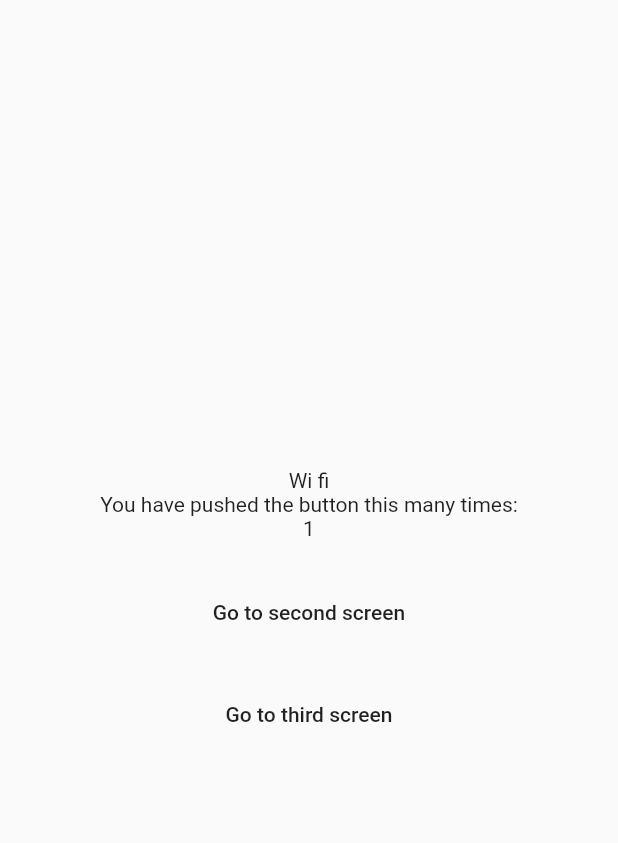
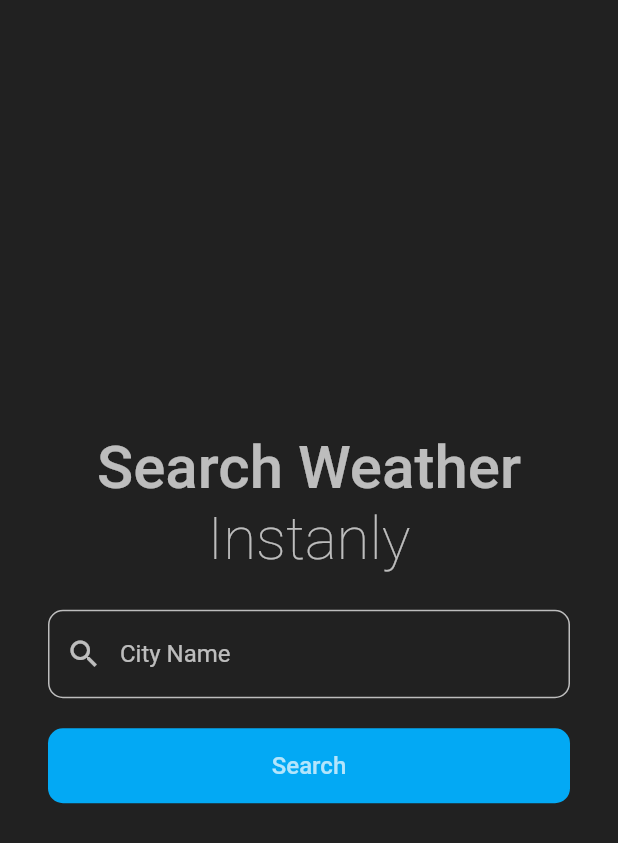
Before and after one commit to harshagr64/bloc, a Flutter app: the screen it shows after launch, on a phone screen of 412 x 824 dp. Shown: the top 843 px of the screen. Run offline on Flutter 3.47's test engine with Material 2 defaults, Android fonts, the phone set to English and light mode, and no system bars; our stand-ins replace bloc, connectivity_plus, equatable, flutter_bloc.

Commit message:
weather application added along with bloc pattern

```diff
--- a/bloc/lib/main.dart
+++ b/bloc/lib/main.dart
@@ -1,48 +1,207 @@
-import 'package:bloc_tut/logic/cubit/counter_cubit.dart';
-import 'package:bloc_tut/logic/cubit/internet_cubit.dart';
-import 'package:bloc_tut/news_page.dart';
-import 'package:connectivity_plus/connectivity_plus.dart';
+import 'package:bloc_tut/weather_app/blocs/bloc/weather_bloc.dart';
+import 'package:bloc_tut/weather_app/models/data_model.dart';
+import 'package:bloc_tut/weather_app/repository/weather_repo.dart';
 import 'package:flutter/material.dart';
-import 'package:bloc_tut/bloc.dart';
-import 'package:bloc/bloc.dart';
-import 'package:bloc_tut/presentaion/router/app_router.dart';
 import 'package:flutter_bloc/flutter_bloc.dart';
 
-void main() {
-  runApp(MyApp(
-    appRouter: AppRouter(),
-    connectivity: Connectivity(),
-  ));
-}
+void main() => runApp(MyApp());
 
 class MyApp extends StatelessWidget {
-  final AppRouter appRouter;
-  final Connectivity connectivity;
-
-  const MyApp({
-    Key key,
-    @required this.appRouter,
-    @required this.connectivity,
-  }) : super(key: key);
+  // This widget is the root of your application.
 
   @override
   Widget build(BuildContext context) {
-    return MultiBlocProvider(
-      providers: [
-        BlocProvider<InternetCubit>(
-          create: (context) => InternetCubit(connectivity: connectivity),
-        ),
-        BlocProvider<CounterCubit>(
-          create: (context) => CounterCubit(),
+    return BlocProvider(
+        create: (context) => WeatherBloc(WeatherRepo()),
+        child: MaterialApp(
+          title: 'Flutter Demo',
+          theme: ThemeData(
+            primarySwatch: Colors.blue,
+          ),
+          home: Scaffold(
+            resizeToAvoidBottomInset: false,
+            backgroundColor: Colors.grey[900],
+            body: SearchPage(),
+          ),
+        ));
+  }
+}
+
+class SearchPage extends StatelessWidget {
+  @override
+  Widget build(BuildContext context) {
+    final weatherBloc = BlocProvider.of<WeatherBloc>(context);
+    var cityController = TextEditingController();
+
+    return Column(
+      mainAxisAlignment: MainAxisAlignment.center,
+      crossAxisAlignment: CrossAxisAlignment.start,
+      children: <Widget>[
+        BlocBuilder<WeatherBloc, WeatherState>(
+          builder: (context, state) {
+            if (state is WeatherInitial)
+              return Container(
+                padding: EdgeInsets.only(
+                  left: 32,
+                  right: 32,
+                ),
+                child: Column(
+                  children: <Widget>[
+                    Text(
+                      "Search Weather",
+                      style: TextStyle(
+                          fontSize: 40,
+                          fontWeight: FontWeight.w500,
+                          color: Colors.white70),
+                    ),
+                    Text(
+                      "Instanly",
+                      style: TextStyle(
+                          fontSize: 40,
+                          fontWeight: FontWeight.w200,
+                          color: Colors.white70),
+                    ),
+                    SizedBox(
+                      height: 24,
+                    ),
+                    TextFormField(
+                      controller: cityController,
+                      decoration: InputDecoration(
+                        prefixIcon: Icon(
+                          Icons.search,
+                          color: Colors.white70,
+                        ),
+                        enabledBorder: OutlineInputBorder(
+                            borderRadius: BorderRadius.all(Radius.circular(10)),
+                            borderSide: BorderSide(
+                                color: Colors.white70,
+                                style: BorderStyle.solid)),
+                        focusedBorder: OutlineInputBorder(
+                            borderRadius: BorderRadius.all(Radius.circular(10)),
+                            borderSide: BorderSide(
+                                color: Colors.blue, style: BorderStyle.solid)),
+                        hintText: "City Name",
+                        hintStyle: TextStyle(color: Colors.white70),
+                      ),
+                      style: TextStyle(color: Colors.white70),
+                    ),
+                    SizedBox(
+                      height: 20,
+                    ),
+                    Container(
+                      width: double.infinity,
+                      height: 50,
+                      child: FlatButton(
+                        shape: new RoundedRectangleBorder(
+                            borderRadius:
+                                BorderRadius.all(Radius.circular(10))),
+                        onPressed: () {
+                          weatherBloc.add(FetchWeather(cityController.text));
+                        },
+                        color: Colors.lightBlue,
+                        child: Text(
+                          "Search",
+                          style: TextStyle(color: Colors.white70, fontSize: 16),
+                        ),
+                      ),
+                    )
+                  ],
+                ),
+              );
+            else if (state is WeatherLoading) {
+              return Center(
+                child: CircularProgressIndicator(),
+              );
+            } else if (state is WeatherLoaded) {
+              return ShowWeather(
+                fetchedData: state.dataModel,
+                city: '${cityController.text}',
+              );
+            }
+            return Text('Error');
+          },
         ),
       ],
-      child: MaterialApp(
-        title: 'Flutter Demo',
-        theme: ThemeData(
-          primarySwatch: Colors.blue,
-        ),
-        onGenerateRoute: appRouter.onGenerate,
-      ),
     );
   }
 }
+
+class ShowWeather extends StatelessWidget {
+  final DataModel fetchedData;
+  final city;
+
+  const ShowWeather({Key key, this.fetchedData, this.city}) : super(key: key);
+  @override
+  Widget build(BuildContext context) {
+    return Container(
+        padding: EdgeInsets.only(right: 32, left: 32, top: 10),
+        child: Column(
+          children: <Widget>[
+            Text(
+              "$city",
+              style: TextStyle(
+                  color: Colors.white70,
+                  fontSize: 30,
+                  fontWeight: FontWeight.bold),
+            ),
+            SizedBox(
+              height: 10,
+            ),
+            Text(
+              "${fetchedData.humidity}",
+              style: TextStyle(color: Colors.white70, fontSize: 50),
+            ),
+            Text(
+              "Temprature",
+              style: TextStyle(color: Colors.white70, fontSize: 14),
+            ),
+            Row(
+              mainAxisAlignment: MainAxisAlignment.spaceBetween,
+              children: <Widget>[
+                Column(
+                  children: <Widget>[
+                    Text(
+                      "weather",
+                      style: TextStyle(color: Colors.white70, fontSize: 30),
+                    ),
+                    Text(
+                      "Min Temprature",
+                      style: TextStyle(color: Colors.white70, fontSize: 14),
+                    ),
+                  ],
+                ),
+                Column(
+                  children: <Widget>[
+                    Text(
+                      "weather",
+                      style: TextStyle(color: Colors.white70, fontSize: 30),
+                    ),
+                    Text(
+                      "Max Temprature",
+                      style: TextStyle(color: Colors.white70, fontSize: 14),
+                    ),
+                  ],
+                ),
+              ],
+            ),
+            SizedBox(
+              height: 20,
+            ),
+            Container(
+              width: double.infinity,
+              height: 50,
+              child: FlatButton(
+                shape: new RoundedRectangleBorder(
+                    borderRadius: BorderRadius.all(Radius.circular(10))),
+                onPressed: () {},
+                color: Colors.lightBlue,
+                child: Text(
+                  "Search",
+                  style: TextStyle(color: Colors.white70, fontSize: 16),
+                ),
+              ),
+            )
+          ],
+        ));
+  }
+}
--- /dev/null
+++ b/bloc/lib/weather_app/blocs/bloc/weather_bloc.dart
@@ -0,0 +1,37 @@
+import 'dart:async';
+
+import 'package:bloc/bloc.dart';
+import 'package:bloc_tut/weather_app/models/data_model.dart';
+import 'package:bloc_tut/weather_app/models/data_model.dart';
+import 'package:bloc_tut/weather_app/models/data_model.dart';
+import 'package:equatable/equatable.dart';
+import 'package:flutter/rendering.dart';
+import '../../repository/weather_repo.dart';
+
+part 'weather_event.dart';
+part 'weather_state.dart';
+
+class WeatherBloc extends Bloc<WeatherEvent, WeatherState> {
+  // we need to pass the repository to which this bloc is linked
+  WeatherRepo weatherRepo;
+  WeatherBloc(this.weatherRepo) : super(WeatherInitial());
+
+  @override
+  Stream<WeatherState> mapEventToState(
+    WeatherEvent event,
+  ) async* {
+    if (event is FetchWeather) {
+      yield WeatherLoading();
+      try {
+        DataModel data = await weatherRepo.getWeather(event._city);
+        print('data: ${data.lastUpdated.toString()}');
+        yield WeatherLoaded(data);
+      } catch (error) {
+        print('$error');
+        yield WeatherNotLoaded();
+      }
+    } else if (event is ResetWeather) {
+      yield WeatherInitial();
+    }
+  }
+}
--- /dev/null
+++ b/bloc/lib/weather_app/blocs/bloc/weather_event.dart
@@ -0,0 +1,20 @@
+part of 'weather_bloc.dart';
+
+abstract class WeatherEvent extends Equatable {
+  const WeatherEvent();
+
+  @override
+  List<Object> get props => [];
+}
+
+class FetchWeather extends WeatherEvent {
+  final String _city;
+  FetchWeather(this._city);
+  @override
+  List<Object> get props => [_city];
+}
+
+class ResetWeather extends WeatherEvent {
+  @override
+  List<Object> get props => [];
+}
--- /dev/null
+++ b/bloc/lib/weather_app/blocs/bloc/weather_state.dart
@@ -0,0 +1,25 @@
+part of 'weather_bloc.dart';
+
+abstract class WeatherState extends Equatable {
+  const WeatherState();
+
+  @override
+  List<Object> get props => [];
+}
+
+class WeatherInitial extends WeatherState {}
+
+class WeatherLoading extends WeatherState {}
+
+class WeatherLoaded extends WeatherState {
+  final DataModel _dataModel;
+
+  DataModel get dataModel => _dataModel;
+
+  WeatherLoaded(this._dataModel);
+
+  @override
+  List<Object> get props => [_dataModel];
+}
+
+class WeatherNotLoaded extends WeatherState {}
--- /dev/null
+++ b/bloc/lib/weather_app/models/data_model.dart
@@ -0,0 +1,95 @@
+// To parse this JSON data, do
+//
+//     final dataModel = dataModelFromJson(jsonString);
+
+import 'dart:convert';
+
+String dataModelToJson(DataModel data) => json.encode(data.toJson());
+
+class DataModel {
+    DataModel({
+        this.lastUpdated,
+        this.tempC,
+        this.tempF,
+        this.isDay,
+        this.condition,
+        this.windDegree,
+        this.humidity,
+        this.cloud,
+        this.feelslikeC,
+        this.feelslikeF,
+        this.visKm,
+        this.visMiles,
+        this.uv,
+    });
+
+    String lastUpdated;
+    double tempC;
+    double tempF;
+    int isDay;
+    Condition condition;
+    final windDegree;
+    final humidity;
+    final cloud;
+    final feelslikeC;
+    final feelslikeF;
+    final visKm;
+    final visMiles;
+    final uv;
+
+    factory DataModel.fromJson(Map<String, dynamic> json) => DataModel(
+        lastUpdated: json["last_updated"],
+        tempC: json["temp_c"].toDouble(),
+        tempF: json["temp_f"].toDouble(),
+        isDay: json["is_day"],
+        condition: Condition.fromJson(json["condition"]),
+        windDegree: json["wind_degree"],
+        humidity: json["humidity"],
+        cloud: json["cloud"],
+        feelslikeC: json["feelslike_c"],
+        feelslikeF: json["feelslike_f"],
+        visKm: json["vis_km"],
+        visMiles: json["vis_miles"],
+        uv: json["uv"],
+    );
+
+    Map<String, dynamic> toJson() => {
+        "last_updated": lastUpdated,
+        "temp_c": tempC,
+        "temp_f": tempF,
+        "is_day": isDay,
+        "condition": condition.toJson(),
+        "wind_degree": windDegree,
+        "humidity": humidity,
+        "cloud": cloud,
+        "feelslike_c": feelslikeC,
+        "feelslike_f": feelslikeF,
+        "vis_km": visKm,
+        "vis_miles": visMiles,
+        "uv": uv,
+    };
+}
+
+class Condition {
+    Condition({
+        this.text,
+        this.icon,
+        this.code,
+    });
+
+    String text;
+    String icon;
+    int code;
+
+    factory Condition.fromJson(Map<String, dynamic> json) => Condition(
+        text: json["text"],
+        icon: json["icon"],
+        code: json["code"],
+    );
+
+    Map<String, dynamic> toJson() => {
+        "text": text,
+        "icon": icon,
+        "code": code,
+    };
+}
--- /dev/null
+++ b/bloc/lib/weather_app/repository/weather_repo.dart
@@ -0,0 +1,21 @@
+import 'package:http/http.dart' as http;
+import 'dart:convert';
+import 'package:bloc_tut/weather_app/models/data_model.dart';
+
+class WeatherRepo {
+  Future<DataModel> getWeather(String city) async {
+    print('city: $city');
+    final result = await http.get(
+        'https://api.weatherapi.com/v1/current.json?key=85a1125cb3f440fca7f72303212005&q=$city&aqi=no');
+    if (result.statusCode != 200) throw Exception();
+    print(result.statusCode);
+    return parseJson(result.body);
+  }
+
+  DataModel parseJson(String response) {
+    final jsonDecoded = json.decode(response);
+    Map<String, dynamic> data = jsonDecoded['current'];
+    print(data);
+    return DataModel.fromJson(data);
+  }
+}
--- a/bloc/pubspec.yaml
+++ b/bloc/pubspec.yaml
@@ -31,6 +31,9 @@ dependencies:
   bloc: ^7.0.0
   flutter_bloc: ^7.0.0
   connectivity_plus: ^0.5.0
+  hydrated_bloc: ^7.0.0
+  path_provider: ^1.6.24
+  equatable: ^2.0.2
   # connectivity_plus_web: ^0.5.0
 
 dev_dependencies:
```
Also changed, not shown: bloc/lib/firebaseAuth/screens/login_screen.dart (added, +96 -0 lines), bloc/lib/firebaseAuth/screens/signup_screen.dart (added, +119 -0 lines), bloc/pubspec.lock, 1 other file.
